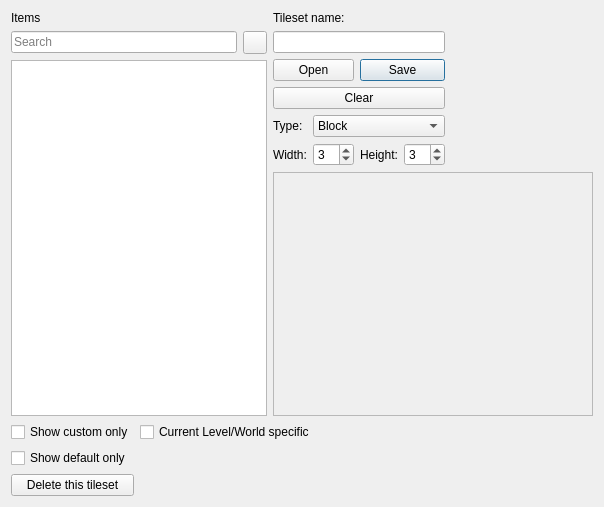
First picture: the form in Editor/tools/tilesets/tileset_editor.ui, repository SpencerEverly/Moondust-Project, before the edit.
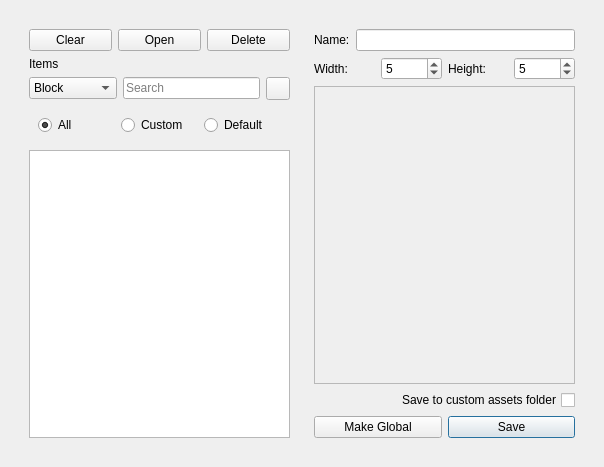
Second picture: the form after the edit. Icons and pictures are not drawn.

Commit message: global tilesets, search improvements in tileset itembox and music selection

Patch:
```diff
--- a/Editor/tools/tilesets/tileset_editor.ui
+++ b/Editor/tools/tilesets/tileset_editor.ui
@@ -7,9 +7,15 @@
     <x>0</x>
     <y>0</y>
     <width>604</width>
-    <height>507</height>
+    <height>467</height>
    </rect>
   </property>
+  <property name="sizePolicy">
+   <sizepolicy hsizetype="Preferred" vsizetype="Preferred">
+    <horstretch>1</horstretch>
+    <verstretch>1</verstretch>
+   </sizepolicy>
+  </property>
   <property name="windowTitle">
    <string>Tileset Editor</string>
   </property>
@@ -17,57 +23,121 @@
    <iconset resource="../../_resources/appicon/appicon.qrc">
     <normaloff>:/appicon/48.png</normaloff>:/appicon/48.png</iconset>
   </property>
-  <layout class="QGridLayout" name="gridLayout_2">
-   <item row="4" column="0">
-    <widget class="QCheckBox" name="defaultOnly">
-     <property name="text">
-      <string>Show default only</string>
-     </property>
-    </widget>
-   </item>
-   <item row="3" column="0">
-    <widget class="QCheckBox" name="customOnly">
-     <property name="text">
-      <string>Show custom only</string>
-     </property>
-    </widget>
-   </item>
-   <item row="5" column="0">
-    <widget class="QPushButton" name="delete_me">
-     <property name="text">
-      <string>Delete this tileset</string>
-     </property>
-    </widget>
-   </item>
-   <item row="3" column="1">
-    <widget class="QCheckBox" name="specific">
-     <property name="text">
-      <string>Current Level/World specific</string>
-     </property>
-    </widget>
-   </item>
-   <item row="2" column="0" colspan="3">
+  <layout class="QVBoxLayout" name="verticalLayout_4">
+   <item>
     <widget class="QFrame" name="frame">
+     <property name="sizePolicy">
+      <sizepolicy hsizetype="Expanding" vsizetype="Expanding">
+       <horstretch>1</horstretch>
+       <verstretch>1</verstretch>
+      </sizepolicy>
+     </property>
      <property name="frameShape">
       <enum>QFrame::NoFrame</enum>
      </property>
      <property name="frameShadow">
       <enum>QFrame::Plain</enum>
      </property>
-     <layout class="QGridLayout" name="gridLayout" rowstretch="0,0,10,100" columnstretch="0,0,1000">
-      <property name="leftMargin">
-       <number>0</number>
-      </property>
-      <property name="topMargin">
-       <number>0</number>
-      </property>
-      <property name="rightMargin">
-       <number>0</number>
-      </property>
-      <property name="bottomMargin">
-       <number>0</number>
-      </property>
-      <item row="1" column="0">
+     <layout class="QHBoxLayout" name="horizontalLayout_8">
+      <item>
+       <widget class="QFrame" name="leftFrame">
+        <property name="sizePolicy">
+         <sizepolicy hsizetype="Preferred" vsizetype="Expanding">
+          <horstretch>0</horstretch>
+          <verstretch>0</verstretch>
+         </sizepolicy>
+        </property>
+        <layout class="QVBoxLayout" name="verticalLayout_2">
+         <item>
+          <layout class="QHBoxLayout" name="horizontalLayout">
+           <item>
+            <widget class="QPushButton" name="clearTileset">
+             <property name="text">
+              <string>Clear</string>
+             </property>
+             <property name="icon">
+              <iconset resource="../../_resources/toolbar/toolbar.qrc">
+               <normaloff>:/toolbar/file/new.png</normaloff>:/toolbar/file/new.png</iconset>
+             </property>
+            </widget>
+           </item>
+           <item>
+            <widget class="QPushButton" name="OpenTileset">
+             <property name="text">
+              <string>Open</string>
+             </property>
+             <property name="icon">
+              <iconset resource="../../_resources/toolbar/toolbar.qrc">
+               <normaloff>:/toolbar/file/open.png</normaloff>:/toolbar/file/open.png</iconset>
+             </property>
+            </widget>
+           </item>
+           <item>
+            <widget class="QPushButton" name="delete_me">
+             <property name="text">
+              <string>Delete</string>
+             </property>
+             <property name="icon">
+              <iconset resource="../../_resources/toolbar/toolbar.qrc">
+               <normaloff>:/toolbar/modes/erase.png</normaloff>:/toolbar/modes/erase.png</iconset>
+             </property>
+            </widget>
+           </item>
+          </layout>
+         </item>
+         <item>
+          <widget class="QLabel" name="label">
+           <property name="text">
+            <string>Items</string>
+           </property>
+          </widget>
+         </item>
+         <item>
+          <layout class="QHBoxLayout" name="horizontalLayout_3">
+           <item>
+            <layout class="QHBoxLayout" name="horizontalLayout_2">
+             <item>
+              <widget class="QComboBox" name="comboBox">
+               <item>
+                <property name="text">
+                 <string>Block</string>
+                </property>
+               </item>
+               <item>
+                <property name="text">
+                 <string>BGO</string>
+                </property>
+               </item>
+               <item>
+                <property name="text">
+                 <string>NPC</string>
+                </property>
+               </item>
+               <item>
+                <property name="text">
+                 <string>Terrain tile</string>
+                </property>
+               </item>
+               <item>
+                <property name="text">
+                 <string>Scenery</string>
+                </property>
+               </item>
+               <item>
+                <property name="text">
+                 <string>Path</string>
+                </property>
+               </item>
+               <item>
+                <property name="text">
+                 <string>Level</string>
+                </property>
+               </item>
+              </widget>
+             </item>
+            </layout>
+           </item>
+           <item>
        <widget class="QLineEdit" name="search">
         <property name="placeholderText">
          <string>Search</string>
@@ -77,59 +147,81 @@
         </property>
        </widget>
       </item>
-      <item row="3" column="2">
-       <widget class="QScrollArea" name="tilesetScrollArea">
-        <property name="widgetResizable">
-         <bool>true</bool>
-        </property>
-        <widget class="QWidget" name="scrollAreaWidgetContents">
-         <property name="geometry">
-          <rect>
-           <x>0</x>
-           <y>0</y>
-           <width>322</width>
-           <height>237</height>
-          </rect>
-         </property>
-         <layout class="QVBoxLayout" name="verticalLayout">
-          <property name="spacing">
-           <number>0</number>
-          </property>
-          <property name="leftMargin">
-           <number>0</number>
-          </property>
-          <property name="topMargin">
-           <number>0</number>
-          </property>
-          <property name="rightMargin">
-           <number>0</number>
-          </property>
-          <property name="bottomMargin">
-           <number>0</number>
-          </property>
           <item>
-           <layout class="QVBoxLayout" name="tilesetLayoutWidgetContainer">
-            <item>
-             <spacer name="verticalSpacer">
-              <property name="orientation">
-               <enum>Qt::Vertical</enum>
-              </property>
-              <property name="sizeHint" stdset="0">
+            <widget class="QToolButton" name="searchSetup">
+             <property name="sizePolicy">
+              <sizepolicy hsizetype="Preferred" vsizetype="Preferred">
+               <horstretch>0</horstretch>
+               <verstretch>0</verstretch>
+              </sizepolicy>
+             </property>
+             <property name="maximumSize">
                <size>
-                <width>1</width>
-                <height>40</height>
-               </size>
-              </property>
-             </spacer>
+               <width>35</width>
+               <height>16777215</height>
+              </size>
+             </property>
+             <property name="toolTip">
+              <string>Search settings</string>
+             </property>
+             <property name="icon">
+              <iconset resource="../../_resources/dock/dock.qrc">
+               <normaloff>:/dock/wrench_16x16.png</normaloff>:/dock/wrench_16x16.png</iconset>
+             </property>
+             <property name="popupMode">
+              <enum>QToolButton::InstantPopup</enum>
+             </property>
+            </widget>
             </item>
            </layout>
           </item>
-         </layout>
-        </widget>
-       </widget>
-      </item>
-      <item row="2" column="0" rowspan="2" colspan="2">
+         <item>
+          <widget class="QWidget" name="radioButtonGroup_2" native="true">
+           <layout class="QHBoxLayout" name="radioButtonGroup">
+            <item>
+             <widget class="QRadioButton" name="radioButtonAll">
+              <property name="text">
+               <string>All</string>
+              </property>
+              <property name="checked">
+               <bool>true</bool>
+              </property>
+              <attribute name="buttonGroup">
+               <string notr="true">buttonGroup</string>
+              </attribute>
+             </widget>
+            </item>
+            <item>
+             <widget class="QRadioButton" name="radioButtonCustom">
+              <property name="text">
+               <string>Custom</string>
+              </property>
+              <attribute name="buttonGroup">
+               <string notr="true">buttonGroup</string>
+              </attribute>
+             </widget>
+            </item>
+            <item>
+             <widget class="QRadioButton" name="radioButtonDefault">
+              <property name="text">
+               <string>Default</string>
+              </property>
+              <attribute name="buttonGroup">
+               <string notr="true">buttonGroup</string>
+              </attribute>
+             </widget>
+            </item>
+           </layout>
+          </widget>
+         </item>
+         <item>
        <widget class="QListView" name="listView">
+           <property name="sizePolicy">
+            <sizepolicy hsizetype="Expanding" vsizetype="Expanding">
+             <horstretch>0</horstretch>
+             <verstretch>1</verstretch>
+            </sizepolicy>
+           </property>
         <property name="dragEnabled">
          <bool>true</bool>
         </property>
@@ -156,109 +248,42 @@
         </property>
        </widget>
       </item>
-      <item row="0" column="0" colspan="2">
-       <widget class="QLabel" name="label">
-        <property name="text">
-         <string>Items</string>
-        </property>
+        </layout>
        </widget>
       </item>
-      <item row="0" column="2" rowspan="3">
-       <layout class="QGridLayout" name="tilesetLayoutContainer">
-        <item row="4" column="0">
-         <widget class="QLabel" name="label_2">
-          <property name="text">
-           <string>Type:</string>
-          </property>
-         </widget>
-        </item>
-        <item row="4" column="1" colspan="3">
-         <widget class="QComboBox" name="comboBox">
           <item>
-           <property name="text">
-            <string>Block</string>
-           </property>
-          </item>
+       <widget class="QFrame" name="rightFrame">
+        <property name="sizePolicy">
+         <sizepolicy hsizetype="Expanding" vsizetype="Preferred">
+          <horstretch>0</horstretch>
+          <verstretch>0</verstretch>
+         </sizepolicy>
+        </property>
+        <layout class="QVBoxLayout" name="verticalLayout_3">
           <item>
-           <property name="text">
-            <string>BGO</string>
-           </property>
-          </item>
+          <layout class="QHBoxLayout" name="horizontalLayout_5">
           <item>
+            <widget class="QLabel" name="label_3">
            <property name="text">
-            <string>NPC</string>
-           </property>
+              <string>Name:</string>
+             </property>
+            </widget>
           </item>
           <item>
-           <property name="text">
-            <string>Terrain tile</string>
-           </property>
-          </item>
-          <item>
-           <property name="text">
-            <string>Scenery</string>
-           </property>
+            <widget class="QLineEdit" name="TilesetName"/>
+           </item>
+          </layout>
           </item>
           <item>
-           <property name="text">
-            <string>Path</string>
-           </property>
-          </item>
+          <layout class="QHBoxLayout" name="horizontalLayout_6">
           <item>
-           <property name="text">
-            <string>Level</string>
-           </property>
-          </item>
-         </widget>
-        </item>
-        <item row="5" column="0">
          <widget class="QLabel" name="label_width">
           <property name="text">
            <string>Width:</string>
           </property>
          </widget>
         </item>
-        <item row="1" column="0" colspan="4">
-         <widget class="QLineEdit" name="TilesetName"/>
-        </item>
-        <item row="2" column="2" colspan="2">
-         <widget class="QPushButton" name="SaveTileset">
-          <property name="text">
-           <string>Save</string>
-          </property>
-          <property name="default">
-           <bool>true</bool>
-          </property>
-         </widget>
-        </item>
-        <item row="5" column="3">
-         <widget class="QSpinBox" name="spin_height">
-          <property name="minimum">
-           <number>1</number>
-          </property>
-          <property name="maximum">
-           <number>20</number>
-          </property>
-          <property name="value">
-           <number>3</number>
-          </property>
-         </widget>
-        </item>
-        <item row="3" column="0" colspan="4">
-         <widget class="QPushButton" name="clearTileset">
-          <property name="text">
-           <string>Clear</string>
-          </property>
-         </widget>
-        </item>
-        <item row="2" column="0" colspan="2">
-         <widget class="QPushButton" name="OpenTileset">
-          <property name="text">
-           <string>Open</string>
-          </property>
-         </widget>
-        </item>
-        <item row="5" column="1">
+           <item>
          <widget class="QSpinBox" name="spin_width">
           <property name="minimum">
            <number>1</number>
@@ -267,80 +292,130 @@
            <number>20</number>
           </property>
           <property name="value">
-           <number>3</number>
+              <number>5</number>
           </property>
          </widget>
         </item>
-        <item row="5" column="2">
+           <item>
          <widget class="QLabel" name="label_height">
           <property name="text">
            <string>Height:</string>
           </property>
          </widget>
         </item>
-        <item row="0" column="0" colspan="4">
-         <widget class="QLabel" name="label_3">
-          <property name="text">
-           <string>Tileset name:</string>
-          </property>
-         </widget>
-        </item>
-        <item row="0" column="4" rowspan="6">
-         <spacer name="horizontalSpacer">
+           <item>
+            <widget class="QSpinBox" name="spin_height">
+             <property name="minimum">
+              <number>1</number>
+             </property>
+             <property name="maximum">
+              <number>20</number>
+             </property>
+             <property name="value">
+              <number>5</number>
+             </property>
+            </widget>
+           </item>
+          </layout>
+         </item>
+         <item>
+          <widget class="QScrollArea" name="tilesetScrollArea">
+           <property name="widgetResizable">
+            <bool>true</bool>
+           </property>
+           <widget class="QWidget" name="scrollAreaWidgetContents">
+            <property name="geometry">
+             <rect>
+              <x>0</x>
+              <y>0</y>
+              <width>277</width>
+              <height>302</height>
+             </rect>
+            </property>
+            <layout class="QVBoxLayout" name="verticalLayout">
+             <property name="spacing">
+              <number>0</number>
+             </property>
+             <property name="leftMargin">
+              <number>0</number>
+             </property>
+             <property name="topMargin">
+              <number>0</number>
+             </property>
+             <property name="rightMargin">
+              <number>0</number>
+             </property>
+             <property name="bottomMargin">
+              <number>0</number>
+             </property>
+             <item>
+              <layout class="QVBoxLayout" name="tilesetLayoutWidgetContainer">
+               <item>
+                <spacer name="verticalSpacer">
           <property name="orientation">
-           <enum>Qt::Horizontal</enum>
+                  <enum>Qt::Vertical</enum>
           </property>
           <property name="sizeHint" stdset="0">
            <size>
-            <width>40</width>
-            <height>20</height>
+                   <width>1</width>
+                   <height>40</height>
            </size>
           </property>
          </spacer>
         </item>
        </layout>
       </item>
-      <item row="1" column="1">
-       <widget class="QToolButton" name="searchSetup">
-        <property name="sizePolicy">
-         <sizepolicy hsizetype="Preferred" vsizetype="Preferred">
-          <horstretch>0</horstretch>
-          <verstretch>0</verstretch>
-         </sizepolicy>
-        </property>
-        <property name="maximumSize">
-         <size>
-          <width>35</width>
-          <height>16777215</height>
-         </size>
-        </property>
-        <property name="toolTip">
-         <string>Search settings</string>
+            </layout>
+           </widget>
+          </widget>
+         </item>
+         <item>
+          <widget class="QCheckBox" name="specific">
+           <property name="layoutDirection">
+            <enum>Qt::RightToLeft</enum>
+           </property>
+           <property name="text">
+            <string>Save to custom assets folder</string>
+           </property>
+          </widget>
+         </item>
+         <item>
+          <layout class="QHBoxLayout" name="horizontalLayout_4">
+           <item>
+            <widget class="QPushButton" name="SaveGlobal">
+             <property name="text">
+              <string>Make Global</string>
         </property>
         <property name="icon">
-         <iconset resource="../../_resources/editor.qrc">
-          <normaloff>:/dock/wrench_16x16.png</normaloff>:/dock/wrench_16x16.png</iconset>
-        </property>
-        <property name="popupMode">
-         <enum>QToolButton::InstantPopup</enum>
+              <iconset resource="../../_resources/toolbar/toolbar.qrc">
+               <normaloff>:/toolbar/dock/world.png</normaloff>:/toolbar/dock/world.png</iconset>
+             </property>
+             <property name="default">
+              <bool>true</bool>
         </property>
        </widget>
       </item>
-     </layout>
-    </widget>
-   </item>
-   <item row="3" column="2">
-    <spacer name="horizontalSpacer_2">
-     <property name="orientation">
-      <enum>Qt::Horizontal</enum>
-     </property>
-     <property name="sizeHint" stdset="0">
-      <size>
-       <width>40</width>
-       <height>20</height>
-      </size>
-     </property>
-    </spacer>
+           <item>
+            <widget class="QPushButton" name="SaveTileset">
+             <property name="text">
+              <string>Save</string>
+             </property>
+             <property name="icon">
+              <iconset resource="../../_resources/toolbar/toolbar.qrc">
+               <normaloff>:/toolbar/file/save.png</normaloff>:/toolbar/file/save.png</iconset>
+             </property>
+             <property name="default">
+              <bool>true</bool>
+             </property>
+            </widget>
+           </item>
+          </layout>
+         </item>
+        </layout>
+       </widget>
+      </item>
+     </layout>
+    </widget>
    </item>
   </layout>
  </widget>
```
Left out of the diff: 12 changed lines with no effect on the pictures. Lines whose indentation alone changed are shown as unchanged. The commit also changes 13 other files.
